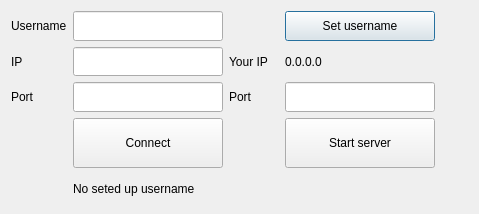
Above: setting.ui from qernt/ChatUI before the change. Below: the same form after it.
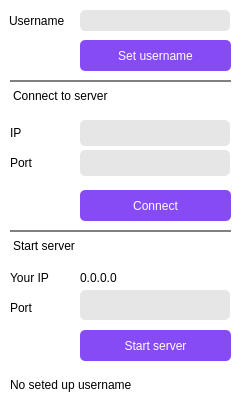
That is the form after the change.

Commit message: Update of setting page UI

What changed in the file:
```diff
--- a/setting.ui
+++ b/setting.ui
@@ -6,137 +6,298 @@
    <rect>
     <x>0</x>
     <y>0</y>
-    <width>479</width>
-    <height>214</height>
+    <width>249</width>
+    <height>401</height>
    </rect>
   </property>
   <property name="windowTitle">
    <string>Dialog</string>
   </property>
-  <layout class="QGridLayout" name="gridLayout">
-   <item row="2" column="1">
-    <widget class="QLineEdit" name="lineEdit_port_to_connect">
+  <property name="styleSheet">
+   <string notr="true">QDialog { 
+	background-color: white; 
+}
+</string>
+  </property>
+  <widget class="QPushButton" name="pushButton_connect">
+   <property name="geometry">
+    <rect>
+     <x>80</x>
+     <y>190</y>
+     <width>151</width>
+     <height>31</height>
+    </rect>
+   </property>
+   <property name="sizePolicy">
+    <sizepolicy hsizetype="Minimum" vsizetype="Preferred">
+     <horstretch>0</horstretch>
+     <verstretch>0</verstretch>
+    </sizepolicy>
+   </property>
+   <property name="minimumSize">
+    <size>
+     <width>151</width>
+     <height>10</height>
+    </size>
+   </property>
      <property name="maximumSize">
       <size>
-       <width>150</width>
+     <width>200</width>
+     <height>50</height>
+    </size>
+   </property>
+   <property name="styleSheet">
+    <string notr="true">QPushButton {
+	min-width: 151px;
+	min-height: 10px;
+	color: white;
+	background-color: rgb(135, 75, 246);
+	border-radius: 5px;
+}
+
+QPushButton:hover {
+	background-color: rgb(130, 80, 220);
+}
+
+QPushButton:pressed {
+	background-color: rgb(115, 70, 190);
+}
+
+QPushButton:disabled {
+	background-color: rgb(80, 60, 115);
+}</string>
+   </property>
+   <property name="text">
+    <string>Connect</string>
+   </property>
+  </widget>
+  <widget class="QPushButton" name="pushButton_start_server">
+   <property name="geometry">
+    <rect>
+     <x>80</x>
+     <y>330</y>
+     <width>151</width>
+     <height>31</height>
+    </rect>
+   </property>
+   <property name="sizePolicy">
+    <sizepolicy hsizetype="Minimum" vsizetype="Preferred">
+     <horstretch>0</horstretch>
+     <verstretch>0</verstretch>
+    </sizepolicy>
+   </property>
+   <property name="minimumSize">
+    <size>
+     <width>151</width>
+     <height>10</height>
+    </size>
+   </property>
+   <property name="maximumSize">
+    <size>
+     <width>200</width>
+     <height>50</height>
+    </size>
+   </property>
+   <property name="styleSheet">
+    <string notr="true">QPushButton {
+	min-width: 151px;
+	min-height: 10px;
+	color: white;
+	background-color: rgb(135, 75, 246);
+	border-radius: 5px;
+}
+
+QPushButton:hover {
+	background-color: rgb(130, 80, 220);
+}
+
+QPushButton:pressed {
+	background-color: rgb(115, 70, 190);
+}
+
+QPushButton:disabled {
+	background-color: rgb(80, 60, 115);
+}</string>
+   </property>
+   <property name="text">
+    <string>Start server</string>
+   </property>
+  </widget>
+  <widget class="QLabel" name="label_server_status">
+   <property name="geometry">
+    <rect>
+     <x>10</x>
+     <y>370</y>
+     <width>198</width>
        <height>30</height>
-      </size>
-     </property>
-    </widget>
-   </item>
-   <item row="1" column="0">
-    <widget class="QLabel" name="label_ip_to_connect">
+    </rect>
+   </property>
+   <property name="maximumSize">
+    <size>
+     <width>400</width>
+     <height>30</height>
+    </size>
+   </property>
+   <property name="text">
+    <string>No seted up username</string>
+   </property>
+  </widget>
+  <widget class="QLabel" name="label">
+   <property name="geometry">
+    <rect>
+     <x>9</x>
+     <y>10</y>
+     <width>61</width>
+     <height>21</height>
+    </rect>
+   </property>
+   <property name="sizePolicy">
+    <sizepolicy hsizetype="Maximum" vsizetype="Preferred">
+     <horstretch>0</horstretch>
+     <verstretch>0</verstretch>
+    </sizepolicy>
+   </property>
      <property name="text">
-      <string>IP</string>
-     </property>
-    </widget>
-   </item>
-   <item row="0" column="1">
+    <string>Username</string>
+   </property>
+  </widget>
     <widget class="QLineEdit" name="lineEdit_username">
+   <property name="geometry">
+    <rect>
+     <x>80</x>
+     <y>10</y>
+     <width>150</width>
+     <height>21</height>
+    </rect>
+   </property>
+   <property name="sizePolicy">
+    <sizepolicy hsizetype="Maximum" vsizetype="Fixed">
+     <horstretch>0</horstretch>
+     <verstretch>0</verstretch>
+    </sizepolicy>
+   </property>
      <property name="maximumSize">
       <size>
        <width>150</width>
        <height>30</height>
       </size>
      </property>
-    </widget>
-   </item>
-   <item row="0" column="3">
+   <property name="styleSheet">
+    <string notr="true">QLineEdit{
+	padding-left: 5px;
+	background-color: rgb(230, 230, 230);
+	border-radius: 5px;
+}</string>
+   </property>
+  </widget>
     <widget class="QPushButton" name="pushButton_set_username">
+   <property name="geometry">
+    <rect>
+     <x>80</x>
+     <y>40</y>
+     <width>151</width>
+     <height>31</height>
+    </rect>
+   </property>
+   <property name="sizePolicy">
+    <sizepolicy hsizetype="Preferred" vsizetype="Preferred">
+     <horstretch>0</horstretch>
+     <verstretch>0</verstretch>
+    </sizepolicy>
+   </property>
      <property name="maximumSize">
       <size>
        <width>200</width>
        <height>50</height>
       </size>
      </property>
+   <property name="styleSheet">
+    <string notr="true">QPushButton {
+	min-width: 151px;
+	min-height: 10px;
+	color: white;
+	background-color: rgb(135, 75, 246);
+	border-radius: 5px;
+}
+
+QPushButton:hover {
+	background-color: rgb(130, 80, 220);
+}
+
+QPushButton:pressed {
+	background-color: rgb(115, 70, 190);
+}</string>
+   </property>
      <property name="text">
       <string>Set username</string>
      </property>
     </widget>
-   </item>
-   <item row="1" column="2">
-    <widget class="QLabel" name="label_your_ip">
-     <property name="minimumSize">
-      <size>
-       <width>50</width>
-       <height>0</height>
-      </size>
+  <widget class="QLabel" name="label_ip_to_connect">
+   <property name="geometry">
+    <rect>
+     <x>10</x>
+     <y>120</y>
+     <width>12</width>
+     <height>26</height>
+    </rect>
+   </property>
+   <property name="sizePolicy">
+    <sizepolicy hsizetype="Maximum" vsizetype="Preferred">
+     <horstretch>0</horstretch>
+     <verstretch>0</verstretch>
+    </sizepolicy>
      </property>
      <property name="text">
-      <string>Your IP</string>
-     </property>
-    </widget>
-   </item>
-   <item row="1" column="1">
+    <string>IP</string>
+   </property>
+  </widget>
     <widget class="QLineEdit" name="lineEdit_ip_to_connect">
-     <property name="maximumSize">
-      <size>
+   <property name="geometry">
+    <rect>
+     <x>80</x>
+     <y>120</y>
        <width>150</width>
-       <height>30</height>
-      </size>
-     </property>
-    </widget>
-   </item>
-   <item row="0" column="0">
-    <widget class="QLabel" name="label">
-     <property name="text">
-      <string>Username</string>
-     </property>
-    </widget>
-   </item>
-   <item row="1" column="3" colspan="2">
-    <widget class="QLabel" name="label_host_ip">
-     <property name="maximumSize">
-      <size>
-       <width>16777215</width>
-       <height>50</height>
-      </size>
-     </property>
-     <property name="text">
-      <string>0.0.0.0</string>
-     </property>
-    </widget>
-   </item>
-   <item row="2" column="3">
-    <widget class="QLineEdit" name="lineEdit_host_port">
-     <property name="maximumSize">
-      <size>
-       <width>150</width>
-       <height>30</height>
-      </size>
-     </property>
-    </widget>
-   </item>
-   <item row="3" column="1">
-    <widget class="QPushButton" name="pushButton_connect">
+     <height>26</height>
+    </rect>
+   </property>
      <property name="sizePolicy">
-      <sizepolicy hsizetype="Minimum" vsizetype="Maximum">
+    <sizepolicy hsizetype="Maximum" vsizetype="Fixed">
        <horstretch>0</horstretch>
        <verstretch>0</verstretch>
       </sizepolicy>
      </property>
-     <property name="minimumSize">
-      <size>
-       <width>150</width>
-       <height>50</height>
-      </size>
-     </property>
      <property name="maximumSize">
       <size>
-       <width>200</width>
-       <height>50</height>
-      </size>
-     </property>
-     <property name="text">
-      <string>Connect</string>
-     </property>
-    </widget>
-   </item>
-   <item row="2" column="0">
+     <width>150</width>
+     <height>30</height>
+    </size>
+   </property>
+   <property name="styleSheet">
+    <string notr="true">QLineEdit{
+	padding-left: 5px;
+	background-color: rgb(230, 230, 230);
+	border-radius: 5px;
+}</string>
+   </property>
+  </widget>
     <widget class="QLabel" name="label_port_to_connect">
+   <property name="geometry">
+    <rect>
+     <x>10</x>
+     <y>150</y>
+     <width>36</width>
+     <height>26</height>
+    </rect>
+   </property>
+   <property name="sizePolicy">
+    <sizepolicy hsizetype="Preferred" vsizetype="Preferred">
+     <horstretch>0</horstretch>
+     <verstretch>0</verstretch>
+    </sizepolicy>
+   </property>
      <property name="minimumSize">
       <size>
-       <width>50</width>
+     <width>30</width>
        <height>0</height>
       </size>
      </property>
@@ -150,12 +311,97 @@
       <string>Port</string>
      </property>
     </widget>
-   </item>
-   <item row="2" column="2">
+  <widget class="QLineEdit" name="lineEdit_port_to_connect">
+   <property name="geometry">
+    <rect>
+     <x>80</x>
+     <y>150</y>
+     <width>150</width>
+     <height>26</height>
+    </rect>
+   </property>
+   <property name="sizePolicy">
+    <sizepolicy hsizetype="Expanding" vsizetype="Fixed">
+     <horstretch>0</horstretch>
+     <verstretch>0</verstretch>
+    </sizepolicy>
+   </property>
+   <property name="maximumSize">
+    <size>
+     <width>150</width>
+     <height>30</height>
+    </size>
+   </property>
+   <property name="styleSheet">
+    <string notr="true">QLineEdit{
+	padding-left: 5px;
+	background-color: rgb(230, 230, 230);
+	border-radius: 5px;
+}</string>
+   </property>
+  </widget>
+  <widget class="QLabel" name="label_host_ip">
+   <property name="geometry">
+    <rect>
+     <x>80</x>
+     <y>260</y>
+     <width>99</width>
+     <height>35</height>
+    </rect>
+   </property>
+   <property name="sizePolicy">
+    <sizepolicy hsizetype="Expanding" vsizetype="Preferred">
+     <horstretch>0</horstretch>
+     <verstretch>0</verstretch>
+    </sizepolicy>
+   </property>
+   <property name="maximumSize">
+    <size>
+     <width>99</width>
+     <height>50</height>
+    </size>
+   </property>
+   <property name="text">
+    <string>0.0.0.0</string>
+   </property>
+  </widget>
+  <widget class="QLabel" name="label_your_ip">
+   <property name="geometry">
+    <rect>
+     <x>10</x>
+     <y>260</y>
+     <width>42</width>
+     <height>35</height>
+    </rect>
+   </property>
+   <property name="sizePolicy">
+    <sizepolicy hsizetype="Maximum" vsizetype="Preferred">
+     <horstretch>0</horstretch>
+     <verstretch>0</verstretch>
+    </sizepolicy>
+   </property>
+   <property name="minimumSize">
+    <size>
+     <width>0</width>
+     <height>0</height>
+    </size>
+   </property>
+   <property name="text">
+    <string>Your IP</string>
+   </property>
+  </widget>
     <widget class="QLabel" name="label_host_port">
+   <property name="geometry">
+    <rect>
+     <x>10</x>
+     <y>290</y>
+     <width>38</width>
+     <height>35</height>
+    </rect>
+   </property>
      <property name="minimumSize">
       <size>
-       <width>50</width>
+     <width>0</width>
        <height>0</height>
       </size>
      </property>
@@ -163,40 +409,77 @@
       <string>Port</string>
      </property>
     </widget>
-   </item>
-   <item row="3" column="3">
-    <widget class="QPushButton" name="pushButton_start_server">
-     <property name="minimumSize">
+  <widget class="QLineEdit" name="lineEdit_host_port">
+   <property name="geometry">
+    <rect>
+     <x>80</x>
+     <y>290</y>
+     <width>150</width>
+     <height>30</height>
+    </rect>
+   </property>
+   <property name="maximumSize">
       <size>
        <width>150</width>
-       <height>50</height>
-      </size>
-     </property>
+     <height>30</height>
+    </size>
+   </property>
+   <property name="styleSheet">
+    <string notr="true">QLineEdit{
+	padding-left: 5px;
+	background-color: rgb(230, 230, 230);
+	border-radius: 5px;
+}</string>
+   </property>
+  </widget>
+  <widget class="QLabel" name="label_server">
+   <property name="geometry">
+    <rect>
+     <x>10</x>
+     <y>230</y>
+     <width>221</width>
+     <height>30</height>
+    </rect>
+   </property>
      <property name="maximumSize">
       <size>
-       <width>200</width>
-       <height>50</height>
-      </size>
-     </property>
+     <width>400</width>
+     <height>30</height>
+    </size>
+   </property>
+   <property name="styleSheet">
+    <string notr="true">QLabel{	
+	border-top: 2px solid grey;
+}</string>
+   </property>
      <property name="text">
       <string>Start server</string>
      </property>
     </widget>
-   </item>
-   <item row="4" column="1" colspan="3">
-    <widget class="QLabel" name="label_server_status">
+  <widget class="QLabel" name="label_client_2">
+   <property name="geometry">
+    <rect>
+     <x>10</x>
+     <y>80</y>
+     <width>221</width>
+     <height>30</height>
+    </rect>
+   </property>
      <property name="maximumSize">
       <size>
        <width>400</width>
        <height>30</height>
       </size>
      </property>
+   <property name="styleSheet">
+    <string notr="true">QLabel{	
+	border-top: 2px solid grey;
+}</string>
+   </property>
      <property name="text">
-      <string>No seted up username</string>
-     </property>
-    </widget>
-   </item>
-  </layout>
+    <string>Connect to server</string>
+   </property>
+  </widget>
  </widget>
  <resources/>
  <connections/>
```
Lines whose indentation alone changed are shown as unchanged. The commit also changes 5 other files.
